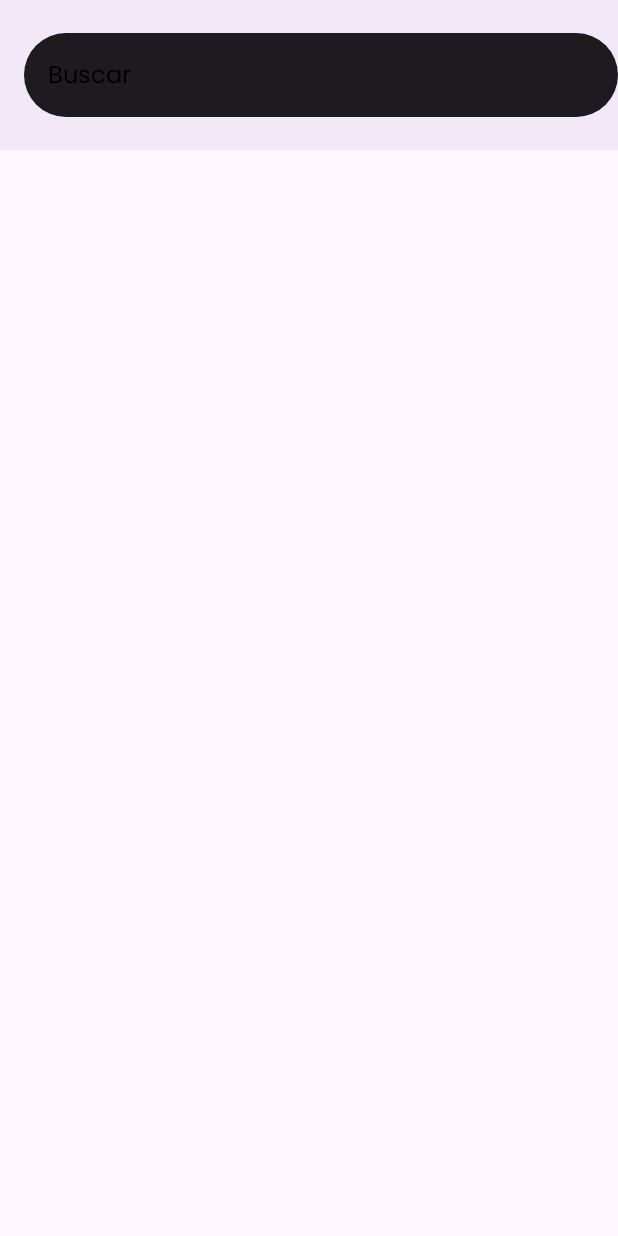
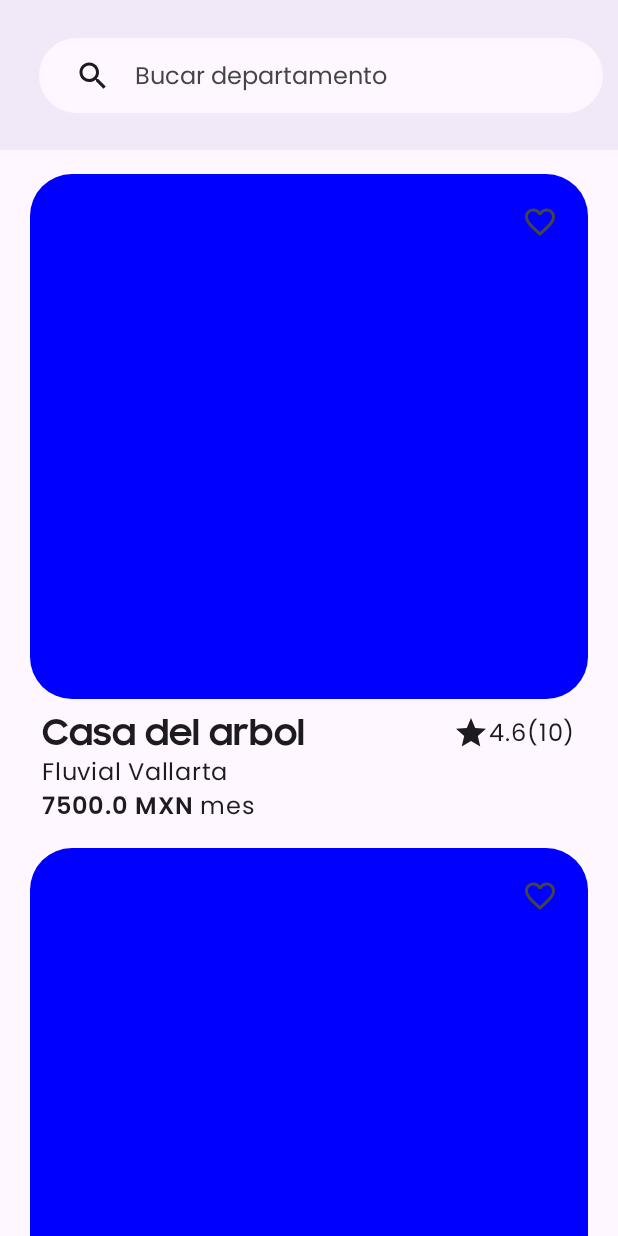
Before and after one commit to ALDAIR301098/RentMe, an Android app built with Jetpack Compose: the GuestHomeScreen screen opened through its navigation route, on a phone screen of 412 x 824 dp. Run offline under Robolectric (Android 15) with nearby library versions, the phone set to English and light mode, and no system bars; our stand-ins replace accompanist.

Commit message:
NEW COMMIT

```diff
--- /dev/null
+++ b/app/src/main/java/com/softgames/rentme/domain/model/House.kt
@@ -0,0 +1,19 @@
+package com.softgames.rentme.domain.model
+
+import android.net.Uri
+import com.softgames.rentme.domain.model.RentMeUser.*
+
+data class House(
+    var name: String = "",
+    var host: Host = Host,
+    var colony: String = "",
+    var description: String = "",
+    var price: Float = 0.0f,
+    var guestNumber: Int = 0,
+    var rooms: Int = 0,
+    var beds: Int = 0,
+    var bethroom: Int = 0,
+    var photoList: List<Uri> = emptyList(),
+    var rating: Float = 0.0f,
+    var timesRated: Int = 0
+)
--- a/app/src/main/java/com/softgames/rentme/presentation/components/textfields/MySearch.kt
+++ b/app/src/main/java/com/softgames/rentme/presentation/components/textfields/MySearch.kt
@@ -1,18 +1,22 @@
+@file:OptIn(ExperimentalMaterial3Api::class)
+
 package com.softgames.rentme.presentation.components.textfields
 
-import androidx.compose.foundation.background
+import androidx.compose.foundation.isSystemInDarkTheme
 import androidx.compose.foundation.layout.*
 import androidx.compose.foundation.shape.RoundedCornerShape
 import androidx.compose.foundation.text.BasicTextField
 import androidx.compose.material.icons.Icons
 import androidx.compose.material.icons.outlined.Search
-import androidx.compose.material3.LocalTextStyle
-import androidx.compose.material3.MaterialTheme
-import androidx.compose.material3.Surface
-import androidx.compose.runtime.Composable
+import androidx.compose.material3.*
+import androidx.compose.runtime.*
 import androidx.compose.ui.Alignment
 import androidx.compose.ui.Modifier
+import androidx.compose.ui.focus.onFocusEvent
+import androidx.compose.ui.graphics.Color
 import androidx.compose.ui.graphics.Shape
+import androidx.compose.ui.graphics.SolidColor
+import androidx.compose.ui.graphics.takeOrElse
 import androidx.compose.ui.text.TextStyle
 import androidx.compose.ui.tooling.preview.Preview
 import androidx.compose.ui.unit.dp
@@ -24,26 +28,31 @@ import com.softgames.rentme.presentation.theme.RentMeTheme
 fun MySearch(
     text: String,
     modifier: Modifier = Modifier
-        .fillMaxWidth()
-        .height(56.dp),
+        .fillMaxWidth(.95f)
+        .height(50.dp),
     onTextChange: (String) -> Unit,
     placeholder: String? = null,
     leadingIcon: @Composable (() -> Unit)? = null,
     trailingIcon: @Composable (() -> Unit)? = null,
     textStyle: TextStyle = LocalTextStyle.current.copy(
-        fontSize = 16.sp
+        fontSize = 16.sp, color = MaterialTheme.colorScheme.onSurface
     ),
-    shape: Shape = RoundedCornerShape(100)
+    shape: Shape = RoundedCornerShape(100),
 ) {
+
+    var isFocused by remember { mutableStateOf(false) }
+    var isDarkTheme = isSystemInDarkTheme()
+
     BasicTextField(
         value = text,
         onValueChange = onTextChange,
         singleLine = true,
         textStyle = textStyle,
-        modifier = modifier,
+        modifier = modifier.onFocusEvent { isFocused = it.isFocused },
+        cursorBrush = SolidColor(if (isDarkTheme) Color.Gray else MaterialTheme.colorScheme.secondary),
         decorationBox = { innerTextField ->
             Surface(
-                color = MaterialTheme.colorScheme.onSurface,
+                color = MaterialTheme.colorScheme.background,
                 shape = shape
             ) {
                 Row(
@@ -52,18 +61,26 @@ fun MySearch(
                 ) {
 
                     leadingIcon?.let {
-                        Spacer(Modifier.padding(16.dp)); it.invoke()
+                        Spacer(Modifier.padding(12.dp)); it.invoke()
                     }
 
                     Spacer(Modifier.width(16.dp))
                     Box(Modifier.weight(1f)) {
-                        innerTextField.invoke()
+                        if (placeholder != null){
+                            if (!isFocused){
+                                Text(text = placeholder, color = if (isDarkTheme) Color.Gray else Color.DarkGray, fontSize = 16.sp)
+                            } else {
+                                innerTextField.invoke()
+                            }
+                        } else{
+                            innerTextField.invoke()
+                        }
                     }
                     Spacer(Modifier.width(16.dp))
 
                     trailingIcon?.let {
                         it.invoke()
-                        Spacer(Modifier.width(16.dp))
+                        Spacer(Modifier.width(12.dp))
                     }
 
                 }
--- a/app/src/main/java/com/softgames/rentme/presentation/navigation/NavigationHost.kt
+++ b/app/src/main/java/com/softgames/rentme/presentation/navigation/NavigationHost.kt
@@ -10,7 +10,7 @@ import com.softgames.rentme.presentation.navigation.Destinations.*
 import com.softgames.rentme.presentation.screens.auth.AuthViewModel
 import com.softgames.rentme.presentation.screens.auth.login_screen.LoginScreen
 import com.softgames.rentme.presentation.screens.auth.phone_auth_screen.PhoneAuthScreen
-import com.softgames.rentme.presentation.screens.home.GuestHomeScreen
+import com.softgames.rentme.presentation.screens.home.guest_home.GuestHomeScreen
 import com.softgames.rentme.presentation.screens.register.RegisterScreen
 
 @Composable
--- a/app/src/main/java/com/softgames/rentme/presentation/screens/home/GuestHomeScreen.kt
+++ /dev/null
@@ -1,67 +0,0 @@
-@file:OptIn(ExperimentalMaterial3Api::class, ExperimentalComposeUiApi::class)
-
-package com.softgames.rentme.presentation.screens.home
-
-import android.content.res.Configuration.UI_MODE_NIGHT_YES
-import androidx.compose.foundation.background
-import androidx.compose.foundation.layout.*
-import androidx.compose.foundation.shape.RoundedCornerShape
-import androidx.compose.material.icons.Icons
-import androidx.compose.material.icons.outlined.Search
-import androidx.compose.material3.*
-import androidx.compose.runtime.Composable
-import androidx.compose.ui.Alignment
-import androidx.compose.ui.ExperimentalComposeUiApi
-import androidx.compose.ui.Modifier
-import androidx.compose.ui.graphics.Color
-import androidx.compose.ui.text.style.TextAlign
-import androidx.compose.ui.tooling.preview.Preview
-import androidx.compose.ui.unit.dp
-import com.softgames.rentme.presentation.components.others.MyIcon
-import com.softgames.rentme.presentation.components.textfields.MySearch
-import com.softgames.rentme.presentation.components.textfields.MyTextField
-import com.softgames.rentme.presentation.theme.RentMeTheme
-
-@Composable
-fun GuestHomeScreen() {
-    Scaffold(
-        topBar = {
-            CenterAlignedTopAppBar(
-                title = {
-                    Row(
-                        modifier = Modifier
-                            .fillMaxSize(),
-                        verticalAlignment = Alignment.CenterVertically,
-                        horizontalArrangement = Arrangement.Center,
-                    ) {
-                        MySearch(
-                            text = "Buscar",
-                            onTextChange = {},
-                            trailingIcon = { MyIcon(Icons.Outlined.Search) }
-                        )
-                    }
-                },
-                modifier = Modifier.height(100.dp),
-                colors = TopAppBarDefaults.topAppBarColors(
-                    containerColor = MaterialTheme.colorScheme.surfaceColorAtElevation(3.dp)
-                )
-            )
-        }
-    ) { paddingValues ->
-        Column(modifier = Modifier
-            .fillMaxSize()
-            .padding(paddingValues)
-        ) {
-
-
-        }
-    }
-}
-
-@Preview(showBackground = true, uiMode = UI_MODE_NIGHT_YES)
-@Composable
-private fun GuestHomeScreenPreview() {
-    RentMeTheme {
-        GuestHomeScreen()
-    }
-}
--- /dev/null
+++ b/app/src/main/java/com/softgames/rentme/presentation/screens/home/guest_home/GuestHomeComp.kt
@@ -0,0 +1,158 @@
+@file:OptIn(ExperimentalMaterial3Api::class)
+
+package com.softgames.rentme.presentation.screens.home.guest_home
+
+import androidx.compose.foundation.background
+import androidx.compose.foundation.layout.*
+import androidx.compose.foundation.shape.RoundedCornerShape
+import androidx.compose.material.icons.Icons
+import androidx.compose.material.icons.filled.Star
+import androidx.compose.material.icons.outlined.Favorite
+import androidx.compose.material.icons.outlined.FavoriteBorder
+import androidx.compose.material.icons.outlined.Search
+import androidx.compose.material3.*
+import androidx.compose.runtime.*
+import androidx.compose.runtime.saveable.rememberSaveable
+import androidx.compose.ui.Alignment
+import androidx.compose.ui.Modifier
+import androidx.compose.ui.draw.clip
+import androidx.compose.ui.graphics.Color
+import androidx.compose.ui.text.SpanStyle
+import androidx.compose.ui.text.buildAnnotatedString
+import androidx.compose.ui.text.font.FontWeight
+import androidx.compose.ui.text.withStyle
+import androidx.compose.ui.tooling.preview.Preview
+import androidx.compose.ui.unit.dp
+import androidx.compose.ui.unit.sp
+import com.softgames.rentme.domain.model.House
+import com.softgames.rentme.presentation.components.others.MyIcon
+import com.softgames.rentme.presentation.components.textfields.MySearch
+import com.softgames.rentme.presentation.theme.RentMeTheme
+
+@Composable
+fun GuestHomeAppBar(
+    txtSearch: String,
+    onQueryChange: (String) -> Unit
+) {
+    CenterAlignedTopAppBar(
+        title = {
+            Row(
+                modifier = Modifier
+                    .fillMaxSize(),
+                verticalAlignment = Alignment.CenterVertically,
+                horizontalArrangement = Arrangement.Center,
+            ) {
+
+                MySearch(
+                    text = txtSearch,
+                    onTextChange = onQueryChange,
+                    leadingIcon = { MyIcon(Icons.Outlined.Search) },
+                    placeholder = "Bucar departamento"
+                )
+            }
+        },
+        modifier = Modifier.height(100.dp),
+        colors = TopAppBarDefaults.topAppBarColors(
+            containerColor = MaterialTheme.colorScheme.surfaceColorAtElevation(3.dp)
+        )
+    )
+}
+
+@Composable
+fun HouseItem(
+    house: House,
+) {
+
+    var isFavorite by rememberSaveable { mutableStateOf(false) }
+
+    Column(
+        modifier = Modifier.fillMaxWidth()
+    ) {
+
+        //HOUSE IMAGE
+        Box(
+            modifier = Modifier
+                .fillMaxWidth()
+                .height(350.dp)
+                .clip(RoundedCornerShape(28.dp))
+                .background(Color.Blue)
+
+        ) {
+            IconButton(
+                onClick = { isFavorite = !isFavorite },
+                modifier = Modifier
+                    .align(Alignment.TopEnd)
+                    .padding(8.dp)
+            ) {
+                MyIcon(
+                    imageVector = if (isFavorite) Icons.Outlined.Favorite else Icons.Outlined.FavoriteBorder,
+                    tint = if (isFavorite) Color.Red else Color.DarkGray,
+                )
+            }
+        }
+
+        Spacer(Modifier.height(8.dp))
+
+        Column(
+            modifier = Modifier.padding(horizontal = 8.dp)
+        ){
+
+            Row(
+                modifier = Modifier.fillMaxWidth(),
+                verticalAlignment = Alignment.CenterVertically
+            ) {
+
+                Text(
+                    text = house.name,
+                    modifier = Modifier.weight(1f),
+                    style = MaterialTheme.typography.headlineSmall,
+                    maxLines = 2
+                )
+                Spacer(modifier = Modifier.width(16.dp))
+                Row {
+                    MyIcon(Icons.Filled.Star)
+                    Text(house.rating.toString())
+                    Text("(${house.timesRated})")
+                }
+            }
+
+            Text(text = house.colony, style = MaterialTheme.typography.bodyLarge)
+            Text(
+                buildAnnotatedString {
+                    withStyle(
+                        style = SpanStyle(
+                            fontWeight = FontWeight.W600,
+                            fontSize = 16.sp
+                        )
+                    ) {
+                        append("${house.price} MXN ")
+                    }
+                    withStyle(
+                        style = SpanStyle(
+                            fontWeight = FontWeight.W400,
+                            fontSize = 16.sp
+                        )
+                    ){
+                        append("mes")
+                    }
+                }
+            )
+        }
+
+    }
+}
+
+@Preview(showBackground = true)
+@Composable
+fun HouseItemPreview() {
+    RentMeTheme {
+        val house = House(
+            name = "Casa del arbol",
+            rating = 4.6f,
+            timesRated = 10,
+            colony = "Fluvial Vallarta",
+            price = 7500f
+        )
+        HouseItem(house)
+    }
+}
--- /dev/null
+++ b/app/src/main/java/com/softgames/rentme/presentation/screens/home/guest_home/GuestHomeScreen.kt
@@ -0,0 +1,64 @@
+@file:OptIn(ExperimentalMaterial3Api::class, ExperimentalComposeUiApi::class)
+
+package com.softgames.rentme.presentation.screens.home.guest_home
+
+import android.content.res.Configuration.UI_MODE_NIGHT_YES
+import androidx.compose.foundation.layout.*
+import androidx.compose.foundation.lazy.LazyColumn
+import androidx.compose.material3.ExperimentalMaterial3Api
+import androidx.compose.material3.Scaffold
+import androidx.compose.runtime.*
+import androidx.compose.ui.ExperimentalComposeUiApi
+import androidx.compose.ui.Modifier
+import androidx.compose.ui.tooling.preview.Preview
+import androidx.compose.ui.unit.dp
+import androidx.lifecycle.viewmodel.compose.viewModel
+import com.softgames.rentme.domain.model.House
+import com.softgames.rentme.domain.model.RentMeUser
+import com.softgames.rentme.presentation.theme.RentMeTheme
+
+@Composable
+fun GuestHomeScreen(
+    viewModel: GuestHomeViewModel = viewModel()
+) {
+    Scaffold(
+        topBar = {
+            GuestHomeAppBar(
+                txtSearch = viewModel.txtSearch,
+                onQueryChange = { viewModel.updateTxtSearch(it) }
+            )
+        }
+    ) { paddingValues ->
+
+        LazyColumn(
+            modifier = Modifier
+                .fillMaxSize()
+                .padding(paddingValues)
+                .padding(horizontal = 20.dp),
+            verticalArrangement = Arrangement.spacedBy(16.dp)
+        ) {
+
+            item { Spacer(Modifier) }
+
+            val house = House(
+                name = "Casa del arbol",
+                rating = 4.6f,
+                timesRated = 10,
+                colony = "Fluvial Vallarta",
+                price = 7500f
+            )
+
+            items(10){
+                HouseItem(house)
+            }
+        }
+    }
+}
+
+@Preview(showBackground = true, uiMode = UI_MODE_NIGHT_YES)
+@Composable
+private fun GuestHomeScreenPreview() {
+    RentMeTheme {
+        GuestHomeScreen()
+    }
+}
--- /dev/null
+++ b/app/src/main/java/com/softgames/rentme/presentation/screens/home/guest_home/GuestHomeViewModel.kt
@@ -0,0 +1,23 @@
+package com.softgames.rentme.presentation.screens.home.guest_home
+
+import androidx.compose.runtime.getValue
+import androidx.compose.runtime.mutableStateOf
+import androidx.compose.runtime.setValue
+import androidx.lifecycle.ViewModel
+
+class GuestHomeViewModel : ViewModel() {
+
+    /* *********************************** MUTABLE STATES *************************************** */
+
+    var txtSearch by mutableStateOf("")
+        private set
+
+    /* ************************************* UPDATE STATES ************************************** */
+
+    fun updateTxtSearch(_txtSearch: String) {
+        txtSearch = _txtSearch
+    }
+
+    /* ************************************* FUNCTIONS ****************************************** */
+
+}
--- a/app/src/main/java/com/softgames/rentme/presentation/screens/register/RegisterScreen.kt
+++ b/app/src/main/java/com/softgames/rentme/presentation/screens/register/RegisterScreen.kt
@@ -7,7 +7,6 @@ package com.softgames.rentme.presentation.screens.register
 import android.content.Context
 import android.content.Intent
 import android.net.Uri
-import android.os.Environment
 import android.provider.Settings
 import android.util.Log
 import androidx.activity.ComponentActivity
@@ -28,12 +27,10 @@ import androidx.compose.ui.platform.LocalContext
 import androidx.compose.ui.tooling.preview.Preview
 import androidx.compose.ui.unit.dp
 import androidx.core.app.ActivityCompat
-import androidx.core.content.FileProvider
 import androidx.lifecycle.viewmodel.compose.viewModel
 import com.softgames.rentme.presentation.screens.register.composables.*
 import com.softgames.rentme.presentation.theme.RentMeTheme
 import com.softgames.rentme.presentation.util.CropImage
-import java.io.File
 
 @Composable
 fun RegisterScreen(
@@ -88,10 +85,12 @@ fun RegisterScreen(
     ) { isGranted ->
         if (isGranted) {
             hasImage = false; imageUri = viewModel.createUriFromFile(context); takePhoto.launch(
-                imageUri)
+                imageUri
+            )
         } else {
             if (ActivityCompat.shouldShowRequestPermissionRationale(
-                    activity, android.Manifest.permission.CAMERA)
+                    activity, android.Manifest.permission.CAMERA
+                )
             ) {
                 //SHOW MESSAGE RELATIONALE FOR WHY REQUEST CAMERA PERMISSION
             } else {
@@ -152,7 +151,9 @@ fun RegisterScreen(
             BirthDateTextField(
                 text = viewModel.birthDate.text,
                 error = viewModel.birthDate.error,
-                onTextChange = { viewModel.updateBirthDate(it) },
+                onTextChange = {
+                    viewModel.updateBirthDate(it)
+                },
                 onDatePickerClicked = { isDateDialogPickerVisible = true }
             )
 
@@ -162,6 +163,7 @@ fun RegisterScreen(
             )
 
             RegisterButton {
+                Log.d("ALDAIR", viewModel.birthDate.text.length.toString())
                 viewModel.tryContinueLogin()
             }
 
--- a/app/src/main/java/com/softgames/rentme/presentation/screens/register/RegisterViewModel.kt
+++ b/app/src/main/java/com/softgames/rentme/presentation/screens/register/RegisterViewModel.kt
@@ -81,7 +81,7 @@ class RegisterViewModel : ViewModel() {
         if (birthDate.text.isEmpty()) {
             birthDate = birthDate.copy(error = "Ingrese su fecha de nacimiento"); return false
         } else birthDate = birthDate.copy(error = null);
-        if (birthDate.text.length != 10) {
+        if (birthDate.text.length != 8) {
             birthDate = birthDate.copy(error = "Fecha incorrecta"); return false
         } else birthDate = birthDate.copy(error = null); return true
     }
--- a/app/src/main/java/com/softgames/rentme/presentation/screens/register/composables/RegisterComp.kt
+++ b/app/src/main/java/com/softgames/rentme/presentation/screens/register/composables/RegisterComp.kt
@@ -5,9 +5,11 @@ package com.softgames.rentme.presentation.screens.register.composables
 
 import android.content.Context
 import android.net.Uri
-import android.util.Log
 import androidx.compose.foundation.clickable
-import androidx.compose.foundation.layout.*
+import androidx.compose.foundation.layout.fillMaxSize
+import androidx.compose.foundation.layout.fillMaxWidth
+import androidx.compose.foundation.layout.padding
+import androidx.compose.foundation.layout.size
 import androidx.compose.foundation.shape.RoundedCornerShape
 import androidx.compose.foundation.text.KeyboardOptions
 import androidx.compose.material.icons.Icons
@@ -19,7 +21,6 @@ import androidx.compose.material.icons.outlined.CameraAlt
 import androidx.compose.material3.*
 import androidx.compose.runtime.*
 import androidx.compose.runtime.saveable.rememberSaveable
-import androidx.compose.ui.Alignment
 import androidx.compose.ui.ExperimentalComposeUiApi
 import androidx.compose.ui.Modifier
 import androidx.compose.ui.focus.onFocusChanged
@@ -28,19 +29,14 @@ import androidx.compose.ui.platform.LocalSoftwareKeyboardController
 import androidx.compose.ui.res.stringResource
 import androidx.compose.ui.text.input.KeyboardType
 import androidx.compose.ui.text.style.TextOverflow
-import androidx.compose.ui.tooling.preview.Preview
 import androidx.compose.ui.unit.dp
+import androidx.core.text.isDigitsOnly
 import coil.compose.AsyncImage
 import com.softgames.rentme.R
-import com.softgames.rentme.domain.model.RentMeUser
-import com.softgames.rentme.domain.model.RentMeUser.*
 import com.softgames.rentme.presentation.components.buttons.MyButton
 import com.softgames.rentme.presentation.components.others.MyIcon
-import com.softgames.rentme.presentation.components.others.MyImage
 import com.softgames.rentme.presentation.components.textfields.MyOutlinedTextField
-import com.softgames.rentme.presentation.theme.RentMeTheme
 import com.softgames.rentme.presentation.util.DateTransformation
-import com.softgames.rentme.util.isDateOnly
 import com.softgames.rentme.util.isPersonNamesOnly
 import kotlinx.coroutines.delay
 import kotlinx.coroutines.launch
@@ -165,7 +161,10 @@ fun GenderDropDownMenu(
             },
             trailingIcon = { ExposedDropdownMenuDefaults.TrailingIcon(false) },
             supportingText = { error?.let { Text(it) } },
-            colors = ExposedDropdownMenuDefaults.outlinedTextFieldColors()
+            colors = ExposedDropdownMenuDefaults.outlinedTextFieldColors(
+                focusedBorderColor = MaterialTheme.colorScheme.secondary,
+                focusedLabelColor = MaterialTheme.colorScheme.secondary
+            )
         )
 
         ExposedDropdownMenu(
@@ -203,7 +202,7 @@ fun BirthDateTextField(
     MyOutlinedTextField(
         text = text,
         error = error,
-        onTextChange = { if (it.isDateOnly()) onTextChange(it) },
+        onTextChange = { if (it.isDigitsOnly()) onTextChange(it) },
         label = { Text("Fecha de nacimiento") },
         supportingText = {
             Text(text = error ?: "dd/mm/aaaa")
@@ -221,7 +220,7 @@ fun BirthDateTextField(
         keyboardOptions = KeyboardOptions.Default.copy(
             keyboardType = KeyboardType.Number
         ),
-        maxChar = 10,
+        maxChar = 8,
         visualTransformation = DateTransformation()
     )
 }
--- a/app/src/main/java/com/softgames/rentme/util/Extensions.kt
+++ b/app/src/main/java/com/softgames/rentme/util/Extensions.kt
@@ -12,8 +12,3 @@ fun CharSequence.isPersonNamesOnly(): Boolean{
     val regex = "^[A-Za-z ÁÉÍÓÚáéíóú]*$".toRegex()
     return regex.matches(this)
 }
-
-fun CharSequence.isDateOnly(): Boolean{
-    val regex = "^[0-9/]*$".toRegex()
-    return regex.matches(this)
-}
--- a/app/src/main/res/values/strings.xml
+++ b/app/src/main/res/values/strings.xml
@@ -1,4 +1,5 @@
 <resources>
     <string name="app_name">RentMe</string>
     <string name="camera_permission_denied">El permiso de la camara ah sido denegado permanentemente, si desea utilizar esta funcion, debe conceder el permiso manualmente en la siguiente pantalla de Ajustes de la App > Permisos > Camara > Permitir.</string>
+    <string name="age">23</string>
 </resources>
```
